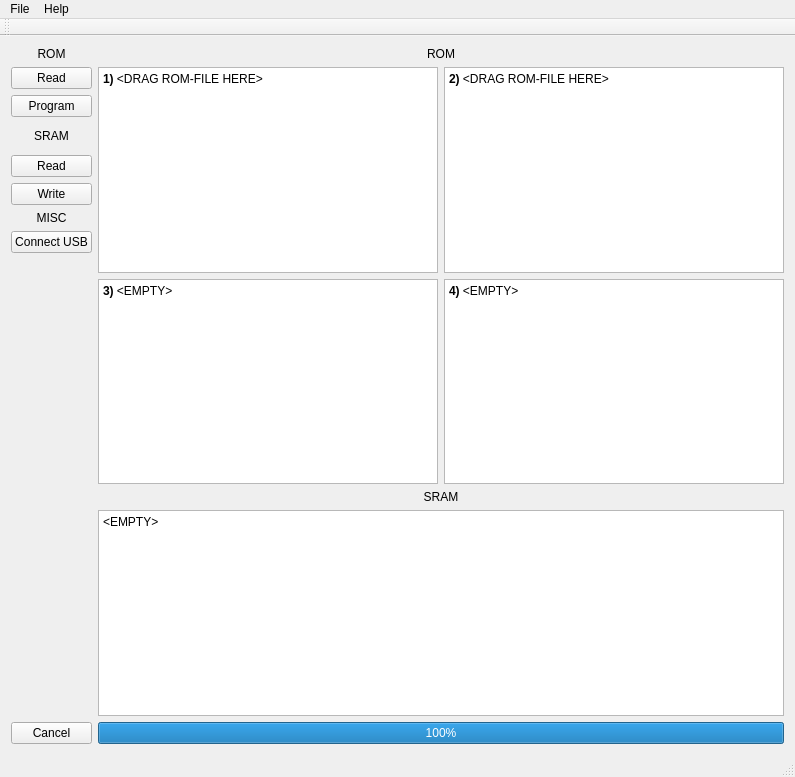
bazz1tv/SuperFlashUSB, file SuperFlashUsb/mainwindow.ui: the form before one commit.
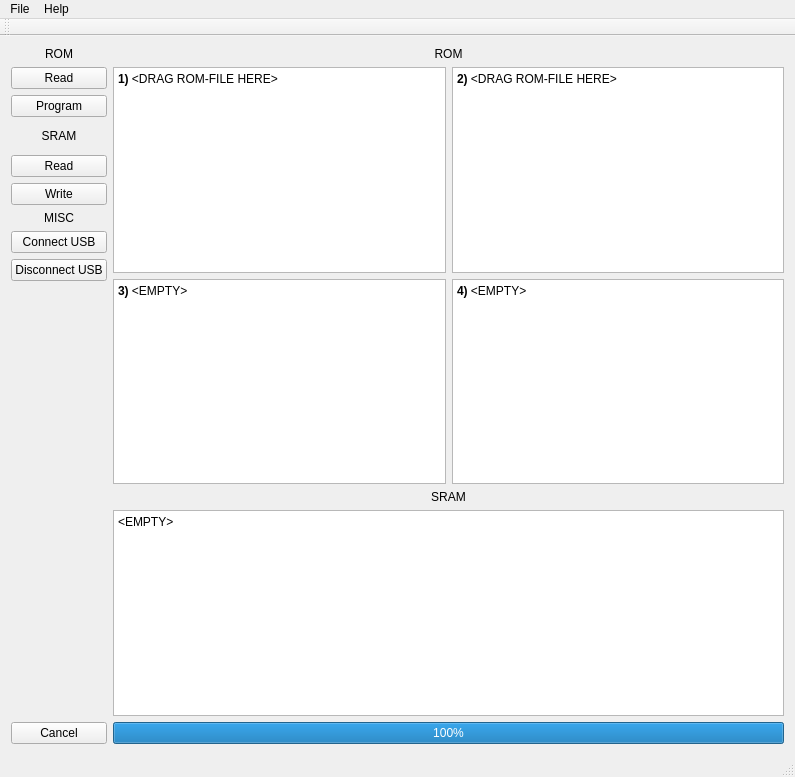
The form after the commit. Custom widgets are drawn as their Qt base class.

```diff
--- a/SuperFlashUsb/mainwindow.ui
+++ b/SuperFlashUsb/mainwindow.ui
@@ -116,6 +116,13 @@
         </property>
        </widget>
       </item>
+      <item>
+       <widget class="QPushButton" name="pushButton_USBDisconnect">
+        <property name="text">
+         <string>Disconnect USB</string>
+        </property>
+       </widget>
+      </item>
       <item>
        <spacer name="verticalSpacer_2">
         <property name="orientation">
```
